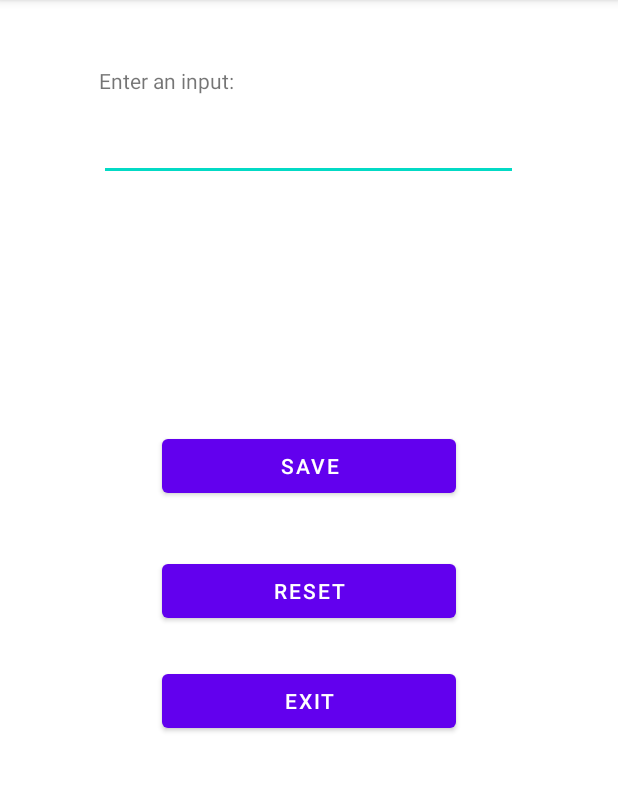
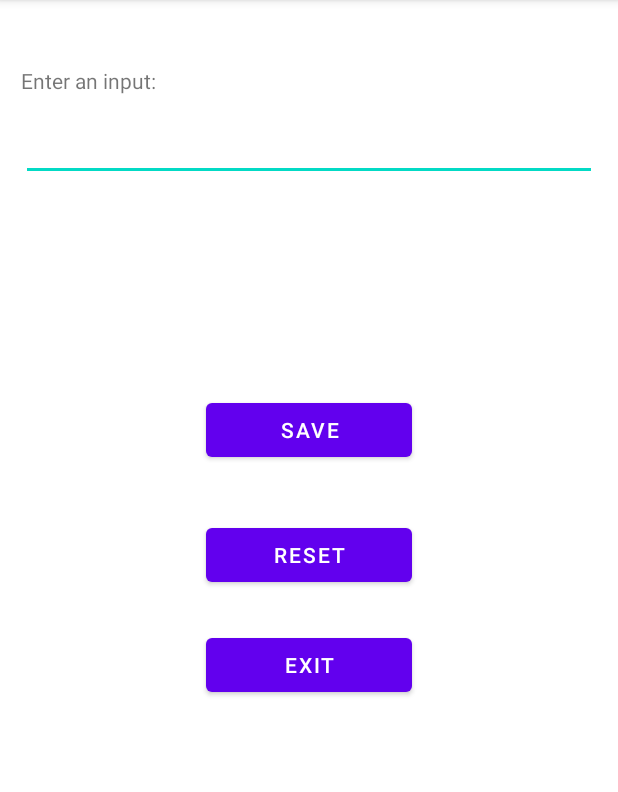
Before and after one commit to yp6497/Ex_10, an Android app: the screen it shows after launch (MainActivity), after a tap on "RESET", on a phone screen of 412 x 824 dp, the part 84-876 px from its top. Run offline under Robolectric (Android 15) with nearby library versions, the phone set to English and light mode, and no system bars; 1 other tap on this screen came first.

Commit message:
final code

```diff
--- a/app/src/main/AndroidManifest.xml
+++ b/app/src/main/AndroidManifest.xml
@@ -9,7 +9,8 @@
         android:roundIcon="@mipmap/ic_launcher_round"
         android:supportsRtl="true"
         android:theme="@style/Theme.Ex_10">
-        <activity android:name=".creditsActivity"></activity>
+        <activity android:name=".creditsActivityy"></activity>
+        <activity android:name=".creditsActivity" />
         <activity android:name=".MainActivity">
             <intent-filter>
                 <action android:name="android.intent.action.MAIN" />
--- a/app/src/main/java/com/example/ex_10/MainActivity.java
+++ b/app/src/main/java/com/example/ex_10/MainActivity.java
@@ -20,19 +20,36 @@ import java.io.IOException;
 import java.io.InputStreamReader;
 import java.io.OutputStreamWriter;
 
+/**
+ * @author Yulia Piavka <yp6497@bs.amalnet.k12.il>
+ * @version 1.1
+ * @since 23/12/2020
+ * short description- 3 buttons, one editText for an input and one textView to show the input. always adds new text(never deleting him).
+ */
 public class MainActivity extends AppCompatActivity {
 
         EditText ed;
         TextView t;
-    String st,s;
+        /**
+         * Holds the input from the edit text.
+         */
+        String st,
+        /**
+         * Holds the info from the file.
+         */
+        s;
+
         @Override
         protected void onCreate(Bundle savedInstanceState) {
             super.onCreate(savedInstanceState);
             setContentView(R.layout.activity_main);
 
-        ed=findViewById(R.id.ed);
-        t=findViewById(R.id.t);
+            ed = findViewById(R.id.ed);
+            t = findViewById(R.id.t);
 
+            /**
+             * reads the information in the file and shows it in the text view.
+             */
             try {
                 FileInputStream fis = openFileInput("test.txt");
                 InputStreamReader isr = new InputStreamReader(fis);
@@ -40,10 +57,10 @@ public class MainActivity extends AppCompatActivity {
                 StringBuffer sb = new StringBuffer();
                 st = br.readLine();
                 while (st != null) {
-                sb.append(st+'\n');
+                    sb.append(st + '\n');
                     st = br.readLine();
                 }
-            s=sb.toString(); //
+                s = sb.toString(); //
                 isr.close();
                 t.setText(s);
 
@@ -52,14 +69,18 @@ public class MainActivity extends AppCompatActivity {
             }
         }
 
+        /**
+         * short description- saves the text and add it to the text who was entered before.
+         * @param view the view
+         */
         public void saveB(View view) {
 
             try {
-            FileOutputStream  fos = openFileOutput("test.txt",MODE_PRIVATE);
+                FileOutputStream fos = openFileOutput("test.txt", MODE_PRIVATE);
                 OutputStreamWriter osw = new OutputStreamWriter(fos);
                 BufferedWriter bw = new BufferedWriter(osw);
-            st= s+ed.getText().toString();
-            s=st;
+                st = s + ed.getText().toString();
+                s = st;
                 bw.write(st);
                 bw.close();
                 t.setText(st);
@@ -69,27 +90,33 @@ public class MainActivity extends AppCompatActivity {
             }
         }
 
+        /**
+         * short description- reset the history of the text view and the edit text.
+         * @param view the view
+         */
         public void resetB(View view) {
 
             ed.setText("");
             t.setText("");
         }
 
+        /**
+         * short description- saves the text and adds it to the text entered before and exits the app.
+         * @param view the view
+         */
         public void exitB(View view) {
 
             try {
-            FileOutputStream  fos = openFileOutput("test.txt",MODE_PRIVATE);
+                FileOutputStream fos = openFileOutput("test.txt", MODE_PRIVATE);
                 OutputStreamWriter osw = new OutputStreamWriter(fos);
                 BufferedWriter bw = new BufferedWriter(osw);
-            st= st+ed.getText().toString();
-            //s=s+st;
+                st = st + ed.getText().toString();
                 bw.write(st);
                 bw.close();
 
             } catch (IOException e) {
                 e.printStackTrace();
             }
-
             finish();
         }
 
@@ -100,11 +127,14 @@ public class MainActivity extends AppCompatActivity {
             return true;
         }
 
+        /**
+         * description- if "Credits" selected: goes to the credits screen.
+         */
         @Override
         public boolean onOptionsItemSelected(MenuItem item) {
 
-        String st=item.getTitle().toString();
-        if(st.endsWith("Credits")) {
+            String st = item.getTitle().toString();
+            if (st.endsWith("Credits")) {
                 Intent si = new Intent(this, creditsActivity.class);
                 startActivity(si);
             }
--- a/app/src/main/res/layout/activity_main.xml
+++ b/app/src/main/res/layout/activity_main.xml
@@ -27,9 +27,10 @@
 
             <TextView
                 android:id="@+id/textView"
-                android:layout_width="214dp"
-                android:layout_height="31dp"
+                android:layout_width="370dp"
+                android:layout_height="match_parent"
                 android:layout_weight="1"
+                android:gravity="top"
                 android:text="Enter an input:" />
 
             <Space
@@ -40,22 +41,20 @@
 
         <LinearLayout
             android:layout_width="match_parent"
-            android:layout_height="83dp"
+            android:layout_height="59dp"
             android:orientation="horizontal">
 
             <Space
                 android:layout_width="wrap_content"
-                android:layout_height="wrap_content"
+                android:layout_height="match_parent"
                 android:layout_weight="1" />
 
             <EditText
                 android:id="@+id/ed"
-                android:layout_width="wrap_content"
+                android:layout_width="370dp"
                 android:layout_height="wrap_content"
                 android:layout_weight="1"
-                android:ems="10"
-                android:inputType="textPersonName"
-                android:text="Name" />
+                android:gravity="top" />
 
             <Space
                 android:layout_width="wrap_content"
@@ -97,7 +96,7 @@
                 android:layout_weight="1" />
 
             <Button
-                android:layout_width="wrap_content"
+                android:layout_width="0dp"
                 android:layout_height="wrap_content"
                 android:layout_weight="1"
                 android:onClick="saveB"
@@ -121,7 +120,7 @@
                 android:layout_weight="1" />
 
             <Button
-                android:layout_width="wrap_content"
+                android:layout_width="0dp"
                 android:layout_height="wrap_content"
                 android:layout_weight="1"
                 android:onClick="resetB"
@@ -144,7 +143,7 @@
                 android:layout_weight="1" />
 
             <Button
-                android:layout_width="wrap_content"
+                android:layout_width="0dp"
                 android:layout_height="wrap_content"
                 android:layout_weight="1"
                 android:onClick="exitB"
```
Also changed, not shown: app/src/main/java/com/example/ex_10/creditsActivityy.java (added, +48 -0 lines), app/src/main/res/layout/activity_credits_activityy.xml (added, +73 -0 lines). Lines whose indentation alone changed are shown as unchanged.
